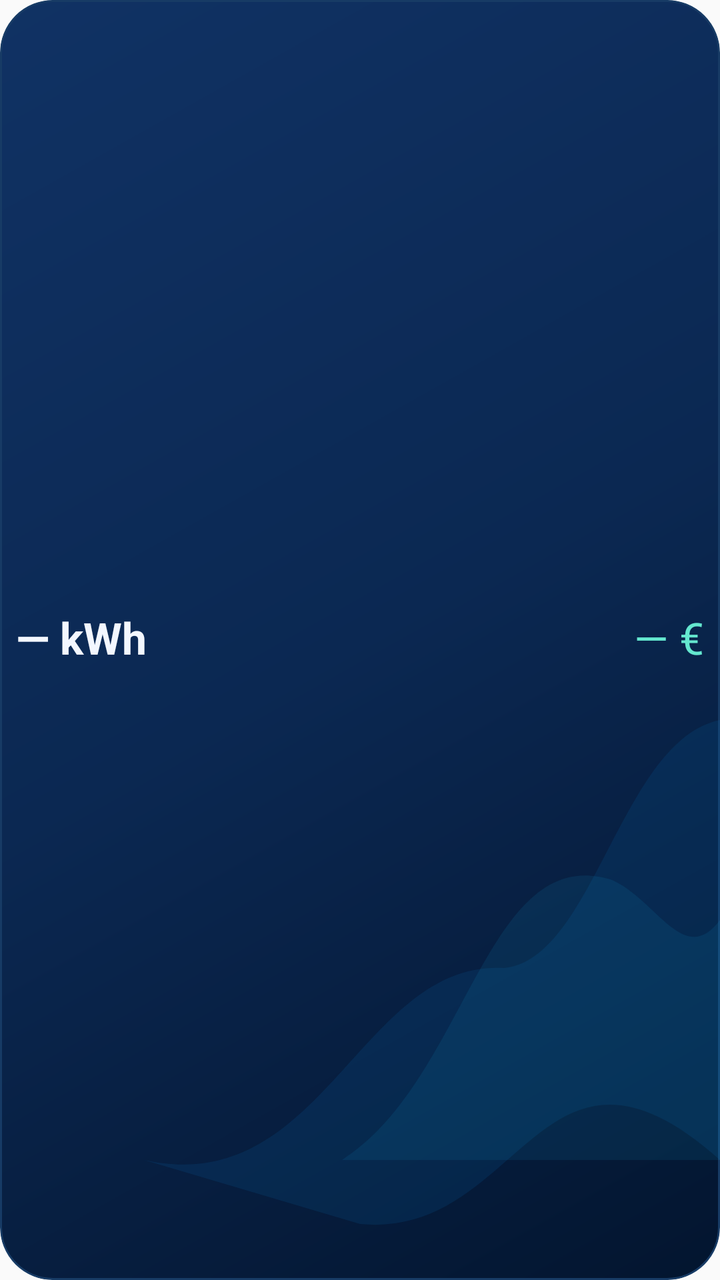
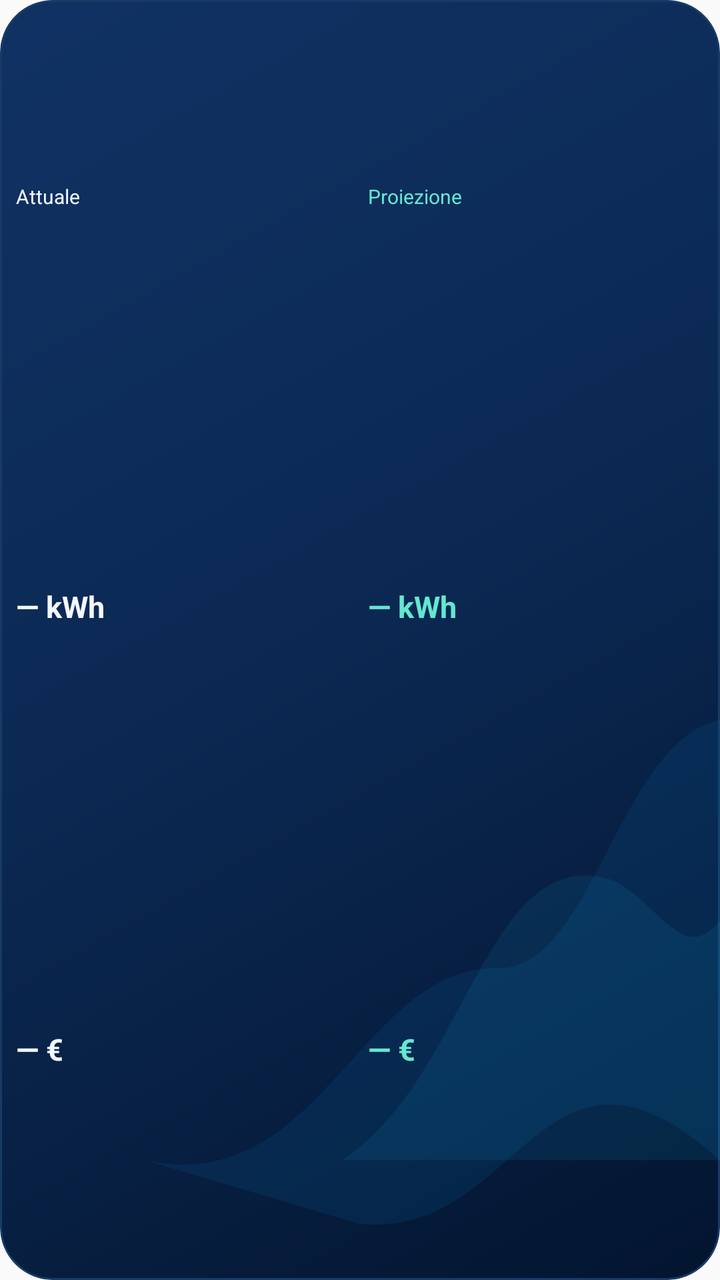

Before-and-after screenshots of an Android layout around one commit, followed by the original layout XML and the change that was made.
<!-- AndroidManifest.xml: application theme android:Theme.Material.Light.NoActionBar -->
<!-- res/layout/costoluce_widget_stats_wide.xml -->
<?xml version="1.0" encoding="utf-8"?>
<LinearLayout xmlns:android="http://schemas.android.com/apk/res/android" android:id="@+id/widget_small_root" android:layout_width="match_parent" android:layout_height="match_parent" android:orientation="horizontal" android:gravity="center_vertical" android:background="@drawable/costoluce_widget_bg" android:clipToOutline="true" android:paddingLeft="8dp" android:paddingRight="8dp" android:paddingTop="4dp" android:paddingBottom="4dp">
  <TextView android:id="@+id/widget_small_kwh" android:layout_width="0dp" android:layout_weight="1" android:layout_height="match_parent" android:gravity="center_vertical" android:text="— kWh" android:textColor="#F3F7FF" android:textSize="22sp" android:textStyle="bold" android:includeFontPadding="false" android:fontFamily="sans-serif" android:maxLines="1" android:ellipsize="end" />
  <TextView android:id="@+id/widget_small_cost" android:layout_width="0dp" android:layout_weight="1" android:layout_height="match_parent" android:gravity="center_vertical|end" android:text="— €" android:textColor="#64E7CF" android:textSize="22sp" android:includeFontPadding="false" android:fontFamily="sans-serif" android:maxLines="1" android:ellipsize="end" />
  <ImageButton android:id="@+id/widget_small_refresh" android:layout_width="48dp" android:layout_height="48dp" android:layout_gravity="center_vertical" android:layout_marginLeft="4dp" android:background="@drawable/costoluce_widget_refresh_bg" android:contentDescription="Aggiorna Enel in background" android:clickable="true" android:focusable="true" android:visibility="gone" android:src="@drawable/costoluce_refresh_icon" android:padding="12dp" android:scaleType="fitCenter" />
</LinearLayout>
<!-- resources referenced by this layout -->
<resources>
  <!-- drawable costoluce_refresh_icon (drawable) -->
  <?xml version="1.0" encoding="utf-8"?>
  <vector xmlns:android="http://schemas.android.com/apk/res/android" android:width="24dp" android:height="24dp" android:viewportWidth="24" android:viewportHeight="24">
      <path android:fillColor="@android:color/transparent" android:strokeColor="#E9FFF9" android:strokeWidth="1.8" android:strokeLineCap="round" android:strokeLineJoin="round" android:pathData="M3,12 A9,9 0,0 1,18.36,5.64 L21,8 M21,3 L21,8 L16,8 M21,12 A9,9 0,0 1,5.64,18.36 L3,16 M8,16 L3,16 L3,21" />
  </vector>
  <!-- drawable costoluce_widget_bg (drawable) -->
  <layer-list xmlns:android="http://schemas.android.com/apk/res/android"><item><shape><gradient android:angle="135" android:startColor="#03152F" android:centerColor="#0B2852" android:endColor="#103264"/><corners android:radius="26dp"/><stroke android:width="1dp" android:color="#173B65"/></shape></item>
  <item><vector android:width="1dp" android:height="1dp" android:viewportWidth="400" android:viewportHeight="320"><path android:fillColor="#0A75BB" android:fillAlpha="0.14" android:pathData="M80,290 C180,300 200,240 280,242 C330,240 345,185 400,180 L400,290 C300,250 290,310 200,306 Z"/><path android:fillColor="#1498C8" android:fillAlpha="0.12" android:pathData="M190,290 C260,270 270,210 340,220 C365,225 380,242 400,230 L400,290 Z"/></vector></item></layer-list>
  <!-- drawable costoluce_widget_refresh_bg (drawable) -->
  <?xml version="1.0" encoding="utf-8"?>
  <ripple xmlns:android="http://schemas.android.com/apk/res/android" android:color="#4064E7CF">
      <item>
          <inset android:insetLeft="4dp" android:insetTop="4dp" android:insetRight="4dp" android:insetBottom="4dp">
              <shape android:shape="oval">
                  <gradient android:angle="270" android:startColor="#173E68" android:endColor="#0D294A" />
                  <stroke android:width="1dp" android:color="#477F98" />
              </shape>
          </inset>
      </item>
      <item android:id="@android:id/mask">
          <inset android:insetLeft="4dp" android:insetTop="4dp" android:insetRight="4dp" android:insetBottom="4dp">
              <shape android:shape="oval"><solid android:color="#FFFFFF" /></shape>
          </inset>
      </item>
  </ripple>
</resources>

<!-- the commit's change to res/layout/costoluce_widget_stats_wide.xml (unified diff, before → after) -->
@@ -1,6 +1,14 @@
 <?xml version="1.0" encoding="utf-8"?>
 <LinearLayout xmlns:android="http://schemas.android.com/apk/res/android" android:id="@+id/widget_small_root" android:layout_width="match_parent" android:layout_height="match_parent" android:orientation="horizontal" android:gravity="center_vertical" android:background="@drawable/costoluce_widget_bg" android:clipToOutline="true" android:paddingLeft="8dp" android:paddingRight="8dp" android:paddingTop="4dp" android:paddingBottom="4dp">
-  <TextView android:id="@+id/widget_small_kwh" android:layout_width="0dp" android:layout_weight="1" android:layout_height="match_parent" android:gravity="center_vertical" android:text="— kWh" android:textColor="#F3F7FF" android:textSize="22sp" android:textStyle="bold" android:includeFontPadding="false" android:fontFamily="sans-serif" android:maxLines="1" android:ellipsize="end" />
-  <TextView android:id="@+id/widget_small_cost" android:layout_width="0dp" android:layout_weight="1" android:layout_height="match_parent" android:gravity="center_vertical|end" android:text="— €" android:textColor="#64E7CF" android:textSize="22sp" android:includeFontPadding="false" android:fontFamily="sans-serif" android:maxLines="1" android:ellipsize="end" />
+  <LinearLayout android:id="@+id/widget_short_actual" android:layout_width="0dp" android:layout_weight="1" android:layout_height="match_parent" android:orientation="vertical">
+    <TextView android:id="@+id/widget_short_actual_label" android:layout_width="match_parent" android:layout_height="0dp" android:layout_weight="0.30" android:gravity="center_vertical" android:text="Attuale" android:textSize="10sp" android:textColor="#F3F7FF" android:includeFontPadding="false" android:maxLines="1" android:ellipsize="end" />
+    <TextView android:id="@+id/widget_short_actual_kwh" android:layout_width="match_parent" android:layout_height="0dp" android:layout_weight="0.35" android:gravity="center_vertical" android:text="— kWh" android:textSize="15sp" android:textColor="#F3F7FF" android:includeFontPadding="false" android:maxLines="1" android:ellipsize="end" android:textStyle="bold" />
+    <TextView android:id="@+id/widget_short_actual_euro" android:layout_width="match_parent" android:layout_height="0dp" android:layout_weight="0.35" android:gravity="center_vertical" android:text="— €" android:textSize="15sp" android:textColor="#F3F7FF" android:includeFontPadding="false" android:maxLines="1" android:ellipsize="end" android:textStyle="bold" />
+  </LinearLayout>
+  <LinearLayout android:id="@+id/widget_short_forecast" android:layout_width="0dp" android:layout_weight="1" android:layout_height="match_parent" android:orientation="vertical" android:layout_marginStart="8dp">
+    <TextView android:id="@+id/widget_short_forecast_label" android:layout_width="match_parent" android:layout_height="0dp" android:layout_weight="0.30" android:gravity="center_vertical" android:text="Proiezione" android:textSize="10sp" android:textColor="#64E7CF" android:includeFontPadding="false" android:maxLines="1" android:ellipsize="end" />
+    <TextView android:id="@+id/widget_short_forecast_kwh" android:layout_width="match_parent" android:layout_height="0dp" android:layout_weight="0.35" android:gravity="center_vertical" android:text="— kWh" android:textSize="15sp" android:textColor="#64E7CF" android:includeFontPadding="false" android:maxLines="1" android:ellipsize="end" android:textStyle="bold" />
+    <TextView android:id="@+id/widget_short_forecast_euro" android:layout_width="match_parent" android:layout_height="0dp" android:layout_weight="0.35" android:gravity="center_vertical" android:text="— €" android:textSize="15sp" android:textColor="#64E7CF" android:includeFontPadding="false" android:maxLines="1" android:ellipsize="end" android:textStyle="bold" />
+  </LinearLayout>
   <ImageButton android:id="@+id/widget_small_refresh" android:layout_width="48dp" android:layout_height="48dp" android:layout_gravity="center_vertical" android:layout_marginLeft="4dp" android:background="@drawable/costoluce_widget_refresh_bg" android:contentDescription="Aggiorna Enel in background" android:clickable="true" android:focusable="true" android:visibility="gone" android:src="@drawable/costoluce_refresh_icon" android:padding="12dp" android:scaleType="fitCenter" />
 </LinearLayout>
